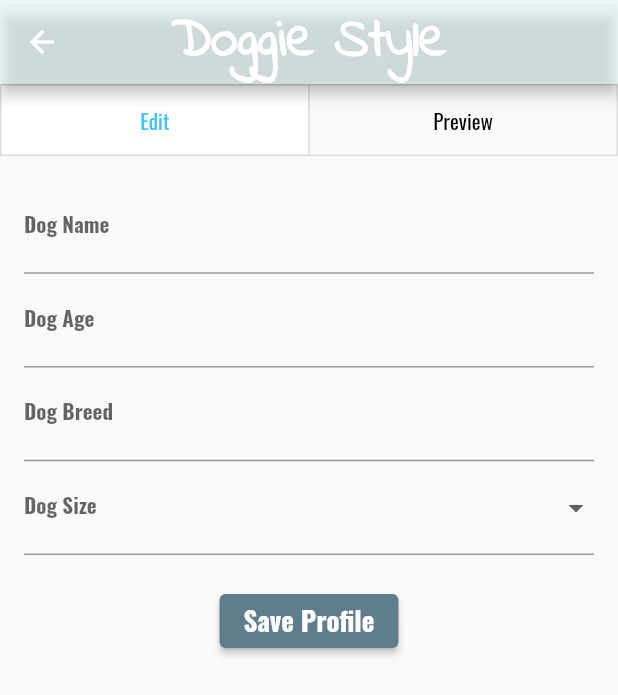
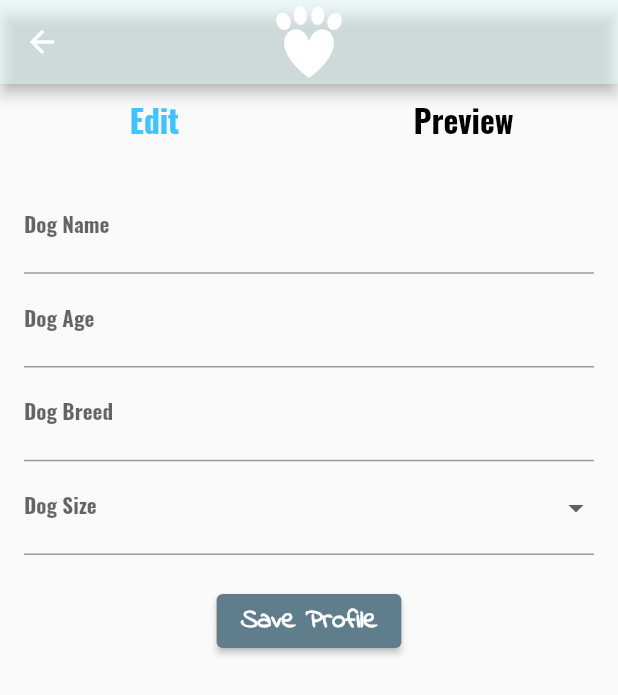
Before and after one commit to GAB8202/doggie_style, a Flutter app: the screen it shows after launch, after a tap on the "person" icon, on a phone screen of 412 x 824 dp. Shown: the top 695 px of the screen. Run offline on Flutter 3.47's test engine with Material 2 defaults, Android fonts, the phone set to English and light mode, and no system bars.

Commit message:
fixed toggle buttons, added images

```diff
--- a/lib/views/doggie_view.dart
+++ b/lib/views/doggie_view.dart
@@ -23,18 +23,22 @@ class DoggieView extends StatelessWidget {
           },
         ),
 
-        title: Text(
+        /*title: Text(
           viewModel.doggieText,
           style: TextStyle(fontFamily: 'Indie Flower', fontSize: 36, fontWeight: FontWeight.bold),
-        ),
+        ),*/
         centerTitle: true,
         //an idea from maggie, can we switch this so that the title is the logo image?
-        //I started this but couldn't quite get size right so
-       /* title: IconButton(
-          icon: Image.asset('assets/images/DSLogo_blue.png'),
-          onPressed: () {},
+        title: Transform.scale(
+          scale: 2,
+          child: IconButton(
+            icon: Image.asset('assets/images/DSLogoPaw_white.png'),
+            onPressed: () {},
+          ),
         ),
-        centerTitle: true,*/
+
+
+
         //backgroundColor: Colors.blueGrey,
 
         backgroundColor: const Color(0xc3e7fdff).withOpacity(.5),
--- a/lib/views/profile_view.dart
+++ b/lib/views/profile_view.dart
@@ -18,33 +18,42 @@ class _ProfileViewState extends State<ProfileView> {
 
     return Scaffold(
       appBar: AppBar(
-        title: Text('Doggie Style',
-        style: TextStyle(fontFamily: 'Indie Flower', fontSize: 36, fontWeight: FontWeight.bold)
+          title: Transform.scale(
+            scale: 2,
+            child: IconButton(
+              icon: Image.asset('assets/images/DSLogoPaw_white.png'),
+              onPressed: () {},
+            ),
           ),
           centerTitle: true,
         backgroundColor: const Color(0xc3e7fdff).withOpacity(.5)
       ),
+
         body: Column(
             children: [
               LayoutBuilder(
                 builder: (context,constraints) =>
+
                     ToggleButtons(
                       //style ( I basically stole this from Tinder)
+                        renderBorder: false,
                         color: Colors.black,
                         selectedColor: Colors.lightBlueAccent,
-                    fillColor: Colors.white,
-                   // borderRadius: BorderRadius.vertical({Radius top = Radius.zero, Radius bottom = Radius.zero}),
+                        fillColor: Colors.grey[50],
+                        constraints: BoxConstraints.expand(width: (constraints.maxWidth)/2),
+                        children: [
 
-                    constraints: BoxConstraints.expand(width: (constraints.maxWidth-3)/2),
-                    children: [
                            Text(
                               'Edit',
+                              style: TextStyle(fontSize: 21, fontWeight: FontWeight.bold),
                             ),
+
+
                           Text(
                             'Preview',
+                            style: TextStyle(fontSize: 21, fontWeight: FontWeight.bold),
                           ),
                         ],
-
                         onPressed: (int index){
                           setState(() {
                             for (int i = 0; i < isSelected.length; i++) {
@@ -72,27 +81,36 @@ class _ProfileViewState extends State<ProfileView> {
   Widget _buildEditView() {
     return Scaffold(
       body: Form(
+
         key: _formKey,
         child: Padding(
           padding: const EdgeInsets.all(16.0),
           child: Column(
-            crossAxisAlignment: CrossAxisAlignment.start,
+            //crossAxisAlignment: CrossAxisAlignment.start,
             children: <Widget>[
+
               TextFormField(
+                decoration: InputDecoration(labelText: 'Dog Name',
 
-                decoration: InputDecoration(labelText: 'Dog Name',
                     labelStyle: TextStyle(fontSize: 14, fontWeight: FontWeight.bold)),
+
+                initialValue: _viewModel.profile.dogName ?? "",
+
                 onSaved: (value) => _viewModel.updateDogName(value),
+
               ),
+
               TextFormField(
                 decoration: InputDecoration(labelText: 'Dog Age',
                     labelStyle: TextStyle(fontSize: 14, fontWeight: FontWeight.bold)),
                 keyboardType: TextInputType.number,
+                initialValue: _viewModel.profile.dogAge ?? "",
                 onSaved: (value) => _viewModel.updateDogAge(value),
               ),
               TextFormField(
                 decoration: InputDecoration(labelText: 'Dog Breed',
                     labelStyle: TextStyle(fontSize: 14, fontWeight: FontWeight.bold)),
+                initialValue: _viewModel.profile.dogBreed ?? "",
                 onSaved: (value) => _viewModel.updateDogBreed(value),
               ),
               DropdownButtonFormField<String>(
@@ -101,6 +119,7 @@ class _ProfileViewState extends State<ProfileView> {
                 items: ['Extra Small', 'Small', 'Medium', 'Large', 'Extra Large']
                     .map((size) => DropdownMenuItem(value: size, child: Text(size)))
                     .toList(),
+                //value: _viewModel.profile.dogSize ?? '',
                 onChanged: (String? newValue) {
                   // No need to call setState if you don't need to rebuild the UI
                   _viewModel.updateDogSize(newValue);
@@ -117,7 +136,7 @@ class _ProfileViewState extends State<ProfileView> {
                     }
                   },
                   child: Text('Save Profile',
-                      style: TextStyle(fontFamily: 'Oswald', fontSize: 18, fontWeight: FontWeight.bold)),
+                      style: TextStyle(fontFamily: 'Indie Flower', fontSize: 18, fontWeight: FontWeight.bold)),
                 ),
               ),
             ],
@@ -134,10 +153,15 @@ class _ProfileViewState extends State<ProfileView> {
       child: Column(
         crossAxisAlignment: CrossAxisAlignment.start,
         children: <Widget>[
-          Text('Dog Name: ${_viewModel.profile.dogName ?? "Not set"}'),
-          Text('Dog Age: ${_viewModel.profile.dogAge ?? "Not set"}'),
-          Text('Dog Breed: ${_viewModel.profile.dogBreed ?? "Not set"}'),
-          Text('Dog Size: ${_viewModel.profile.dogSize ?? "Not set"}'),
+          Text('Dog Name: ${_viewModel.profile.dogName ?? "Not set"}',
+              style: TextStyle(fontSize: 14, fontWeight: FontWeight.bold)),
+          Text('Dog Age: ${_viewModel.profile.dogAge ?? "Not set"}',
+              style: TextStyle(fontSize: 14, fontWeight: FontWeight.bold)),
+          Text('Dog Breed: ${_viewModel.profile.dogBreed ?? "Not set"}',
+              style: TextStyle(fontSize: 14, fontWeight: FontWeight.bold)),
+          Text('Dog Size: ${_viewModel.profile.dogSize ?? "Not set"}',
+              style: TextStyle(fontSize: 14, fontWeight: FontWeight.bold)),
+
           // Add more fields as needed
         ],
       ),
--- a/pubspec.yaml
+++ b/pubspec.yaml
@@ -64,7 +64,10 @@ flutter:
   #   - images/a_dot_burr.jpeg
   #   - images/a_dot_ham.jpeg
   assets:
-    - assets/images/DSLogo_blue.png
+    - assets/images/ #DSLogo_blue.png
+    #- assets/images/DSLogo_white.png
+    #- assets/images/DSLogoPaw_blue.png
+    #- assets/images/DSLogoPaw_white.png
 
   # An image asset can refer to one or more resolution-specific "variants", see
   # https://flutter.dev/assets-and-images/#resolution-aware
```
Also changed, not shown: assets/images/DSLogoPaw_blue.png (added), assets/images/DSLogoPaw_white.png (added), assets/images/Grass_green.png (added). Lines whose indentation alone changed are shown as unchanged.
